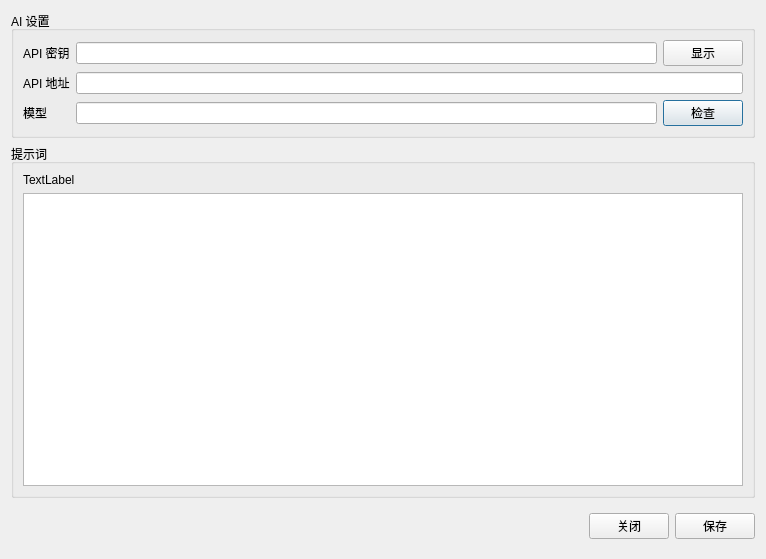
The window that src/views/settings/settings.ui (Hunlongyu/work_report) describes before a commit, drawn with Qt 5.
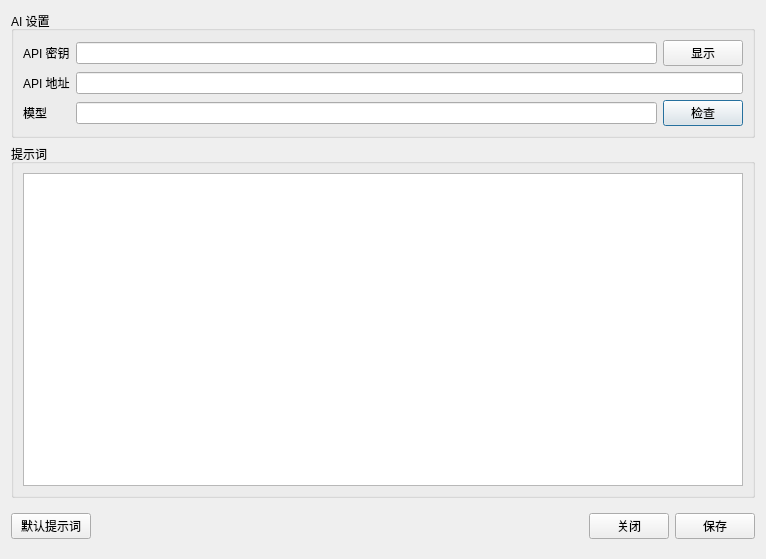
The same window after the commit.

What changed in the file:
```diff
--- a/src/views/settings/settings.ui
+++ b/src/views/settings/settings.ui
@@ -20,14 +20,7 @@
       <string>提示词</string>
      </property>
      <layout class="QGridLayout" name="gridLayout_3">
-      <item row="0" column="0">
-       <widget class="QLabel" name="lb_tips">
-        <property name="text">
-         <string>TextLabel</string>
-        </property>
-       </widget>
-      </item>
-      <item row="1" column="0">
+      <item row="0" column="0" colspan="2">
        <widget class="QPlainTextEdit" name="pte_prompt"/>
       </item>
      </layout>
@@ -107,7 +100,7 @@
       <property name="rightMargin">
        <number>0</number>
       </property>
-      <item row="0" column="0">
+      <item row="0" column="1">
        <spacer name="horizontalSpacer">
         <property name="orientation">
          <enum>Qt::Orientation::Horizontal</enum>
@@ -120,20 +113,27 @@
         </property>
        </spacer>
       </item>
-      <item row="0" column="1">
+      <item row="0" column="2">
        <widget class="QPushButton" name="btn_close">
         <property name="text">
          <string>关闭</string>
         </property>
        </widget>
       </item>
-      <item row="0" column="2">
+      <item row="0" column="3">
        <widget class="QPushButton" name="btn_save">
         <property name="text">
          <string>保存</string>
         </property>
        </widget>
       </item>
+      <item row="0" column="0">
+       <widget class="QPushButton" name="btn_default">
+        <property name="text">
+         <string>默认提示词</string>
+        </property>
+       </widget>
+      </item>
      </layout>
     </widget>
    </item>
```
